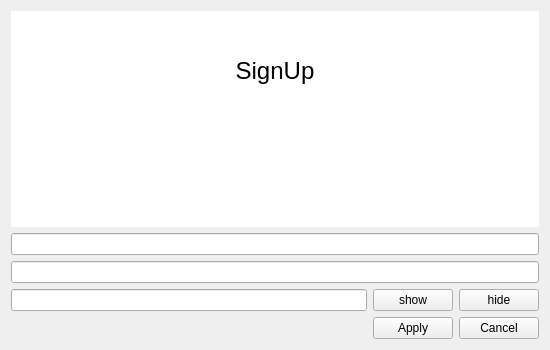
Above: Registration/registration.ui from SirMel0n/QT-Desktop-Messenger before the change. Below: the same form after it.
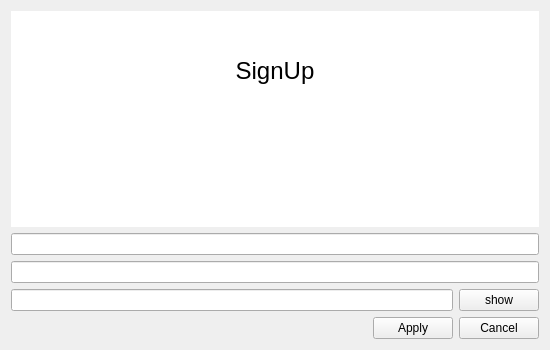
That is the form after the change.

Commit message: show&hide button v2

The edit to the form file:
```diff
--- a/Registration/registration.ui
+++ b/Registration/registration.ui
@@ -60,13 +60,6 @@
        </property>
       </widget>
      </item>
-     <item>
-      <widget class="QPushButton" name="hideButton">
-       <property name="text">
-        <string>hide</string>
-       </property>
-      </widget>
-     </item>
     </layout>
    </item>
    <item>
```
The commit also changes 64 other files.
